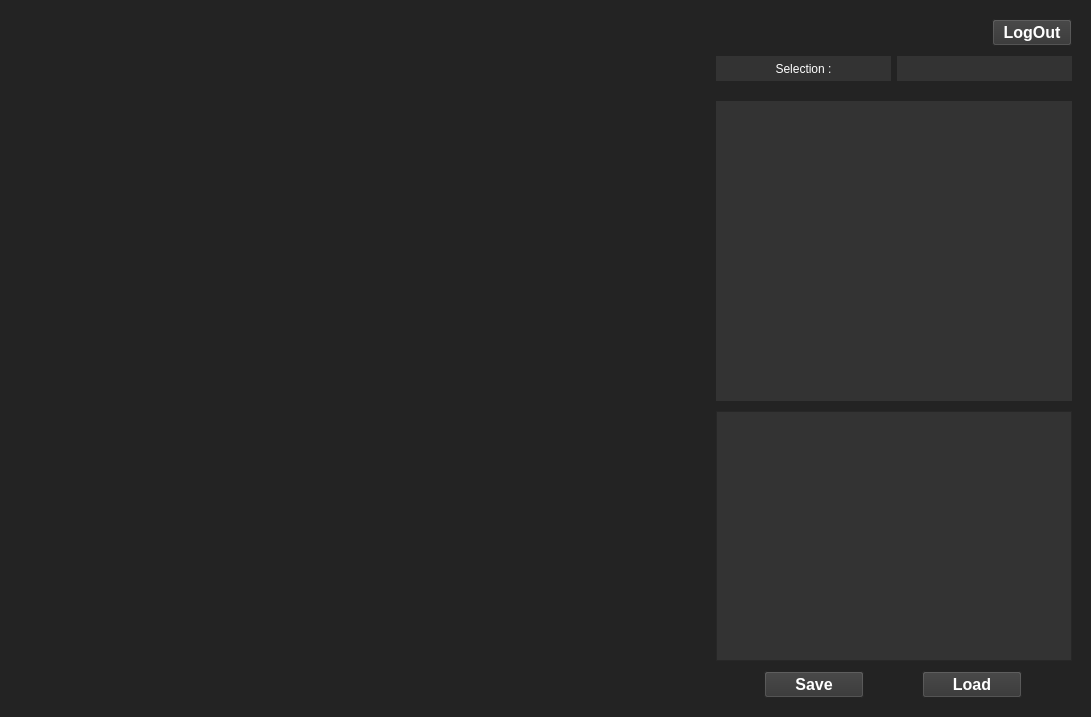
Before: the Qt Designer form python/PizzaMaya_ah/ui/UI_design/Main.ui in KKW0/pizza_api, drawn with Qt 5.
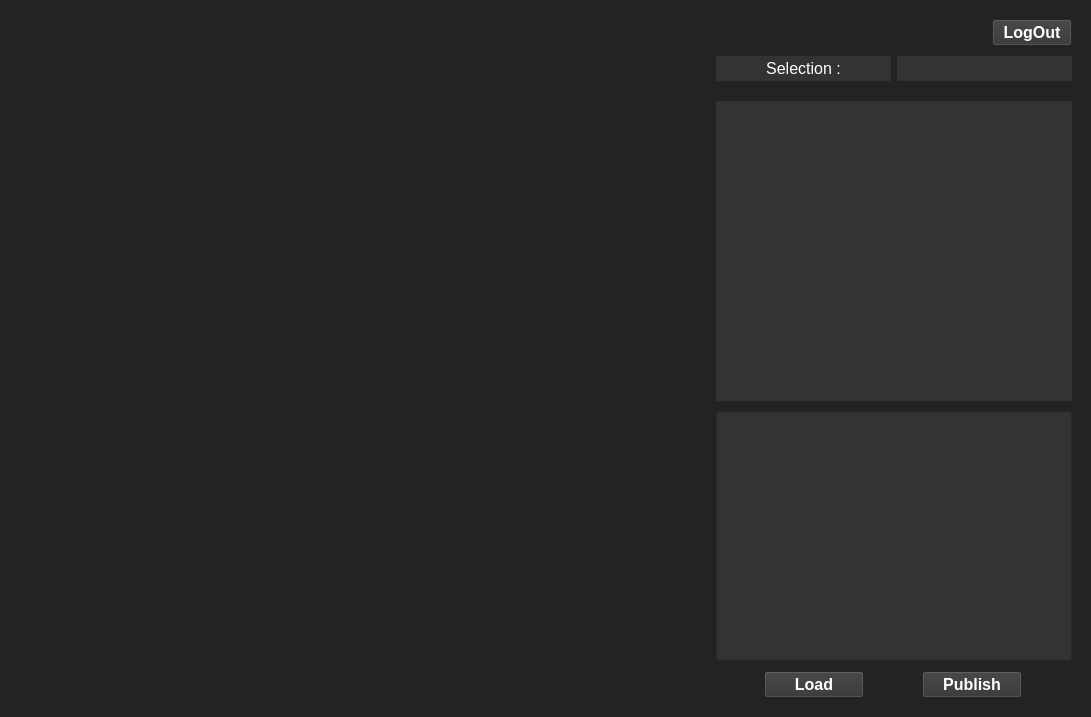
After: the same form once the commit is applied.

```diff
--- a/python/PizzaMaya_ah/ui/UI_design/Main.ui
+++ b/python/PizzaMaya_ah/ui/UI_design/Main.ui
@@ -76,30 +76,6 @@
       </item>
       <item row="10" column="4">
        <layout class="QGridLayout" name="gridLayout_3">
-        <item row="0" column="0">
-         <widget class="QPushButton" name="Save_Button">
-          <property name="maximumSize">
-           <size>
-            <width>100</width>
-            <height>30</height>
-           </size>
-          </property>
-          <property name="font">
-           <font>
-            <pointsize>12</pointsize>
-            <weight>75</weight>
-            <bold>true</bold>
-           </font>
-          </property>
-          <property name="styleSheet">
-           <string notr="true">background-color: rgb(51, 51, 51);
-color: white;</string>
-          </property>
-          <property name="text">
-           <string>Save</string>
-          </property>
-         </widget>
-        </item>
         <item row="0" column="1">
          <widget class="QPushButton" name="Load_Button">
           <property name="maximumSize">
@@ -124,6 +100,30 @@
           </property>
          </widget>
         </item>
+        <item row="0" column="2">
+         <widget class="QPushButton" name="Save_Button">
+          <property name="maximumSize">
+           <size>
+            <width>100</width>
+            <height>30</height>
+           </size>
+          </property>
+          <property name="font">
+           <font>
+            <pointsize>12</pointsize>
+            <weight>75</weight>
+            <bold>true</bold>
+           </font>
+          </property>
+          <property name="styleSheet">
+           <string notr="true">background-color: rgb(51, 51, 51);
+color: white;</string>
+          </property>
+          <property name="text">
+           <string>Publish</string>
+          </property>
+         </widget>
+        </item>
        </layout>
       </item>
       <item row="0" column="4">
@@ -229,6 +229,11 @@
             <height>25</height>
            </size>
           </property>
+          <property name="font">
+           <font>
+            <pointsize>12</pointsize>
+           </font>
+          </property>
           <property name="styleSheet">
            <string notr="true">background-color: rgb(51, 51, 51);
 color: white;</string>
@@ -260,13 +265,6 @@
         </item>
        </layout>
       </item>
-      <item row="1" column="0" rowspan="7">
-       <layout class="QVBoxLayout" name="verticalLayout2">
-        <property name="leftMargin">
-         <number>0</number>
-        </property>
-       </layout>
-      </item>
       <item row="4" column="4" rowspan="4">
        <widget class="QPlainTextEdit" name="InfoTextBox">
         <property name="minimumSize">
@@ -314,8 +312,21 @@
         </property>
        </spacer>
       </item>
-      <item row="1" column="1" rowspan="3">
+      <item row="1" column="0" rowspan="3">
+       <layout class="QVBoxLayout" name="verticalLayout2">
+        <property name="spacing">
+         <number>0</number>
+        </property>
+        <property name="leftMargin">
+         <number>0</number>
+        </property>
+       </layout>
+      </item>
+      <item row="1" column="1" rowspan="7">
        <layout class="QVBoxLayout" name="verticalLayout">
+        <property name="spacing">
+         <number>0</number>
+        </property>
         <property name="leftMargin">
          <number>0</number>
         </property>
@@ -324,8 +335,12 @@
         </property>
        </layout>
       </item>
-      <item row="4" column="1" rowspan="4">
-       <layout class="QVBoxLayout" name="verticalLayout3"/>
+      <item row="4" column="0" rowspan="4">
+       <layout class="QVBoxLayout" name="verticalLayout3">
+        <property name="spacing">
+         <number>0</number>
+        </property>
+       </layout>
       </item>
      </layout>
     </item>
```
Left out of the diff: 7 changed lines with no effect on the pictures.
